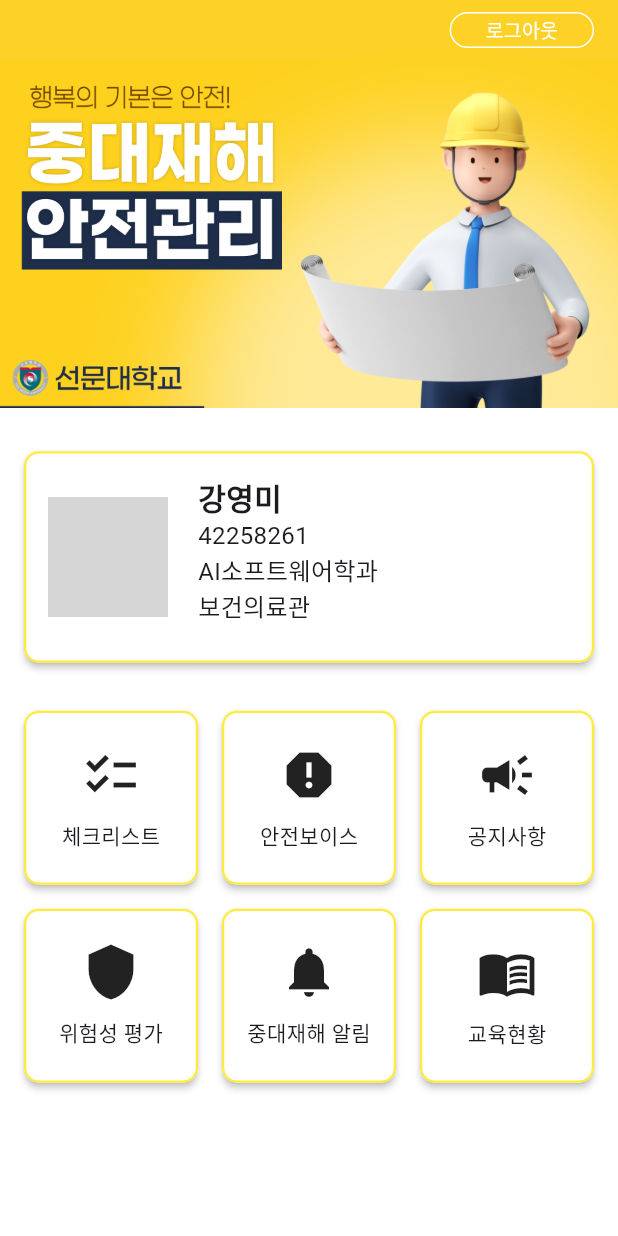
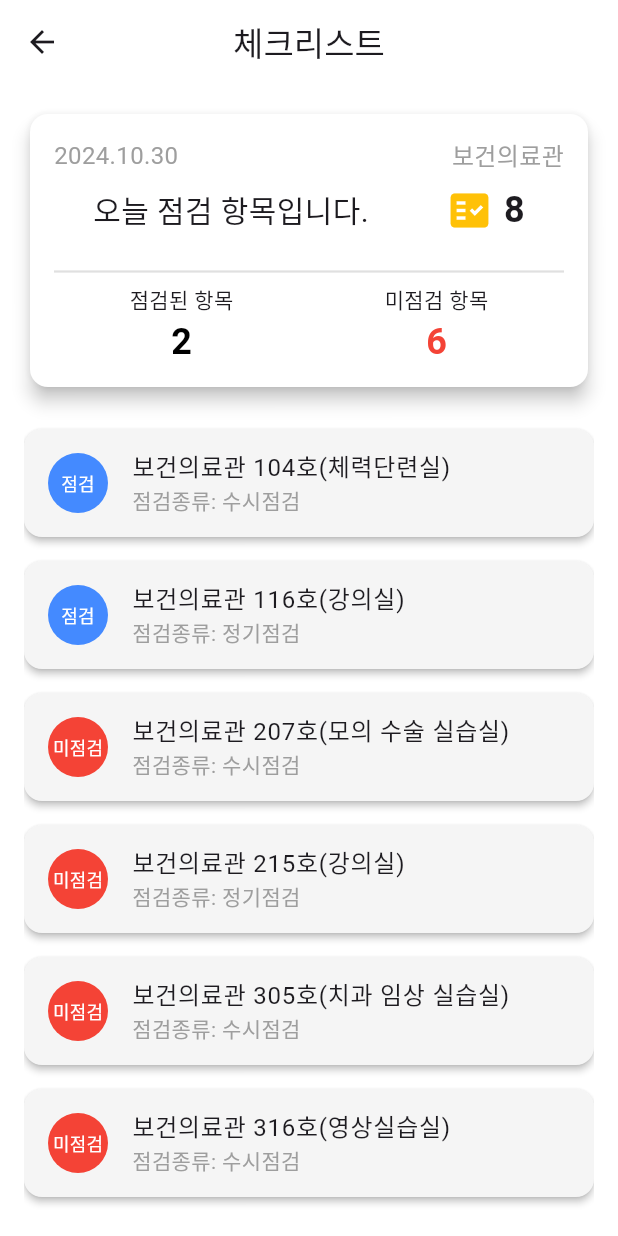
Before and after one commit to youngmi-k/major_disaster_manager-, a Flutter app: the HomeScreen screen opened directly, after a tap on "체크리스트", on a phone screen of 412 x 824 dp. Run offline on Flutter 3.47's test engine with Material 3 defaults, Android fonts, the phone set to English and light mode, and no system bars; our stand-ins replace image_picker; grey boxes are pictures that could not be loaded.

Commit message:
[youngmi] 체크리스트 구현

```diff
--- a/lib/home_screen.dart
+++ b/lib/home_screen.dart
@@ -1,6 +1,7 @@
 import 'package:flutter/material.dart';
 import 'package:untitled/page/notice_page.dart';
 import 'package:untitled/page/safetyVoice_page.dart';
+import 'package:untitled/page/checkList_page.dart';
 
 class HomeScreen extends StatelessWidget {
   @override
@@ -58,7 +59,10 @@ class HomeScreen extends StatelessWidget {
                   icon: Icons.checklist,
                   label: '체크리스트',
                   onPressed: () {
-                    // 체크리스트 버튼 클릭 시 액션
+                    Navigator.push(
+                      context,
+                      MaterialPageRoute(builder: (context) => ChecklistPage()),
+                    );
                   },
                 ),
                 MenuButton(
--- /dev/null
+++ b/lib/page/checkList_page.dart
@@ -0,0 +1,156 @@
+import 'package:flutter/material.dart';
+import 'package:intl/intl.dart';
+import 'package:untitled/page/checkListDetail_page.dart'; // ChecklistDetailPage 파일을 가져옵니다.
+
+class ChecklistPage extends StatefulWidget {
+  @override
+  _ChecklistPageState createState() => _ChecklistPageState();
+}
+
+class _ChecklistPageState extends State<ChecklistPage> {
+  @override
+  Widget build(BuildContext context) {
+    // 현재 날짜 가져오기
+    final String today = DateFormat('yyyy.MM.dd').format(DateTime.now());
+
+    return Scaffold(
+      backgroundColor: Colors.white,
+      appBar: AppBar(
+        title: Text('체크리스트'),
+        centerTitle: true,
+        backgroundColor: Colors.white,
+      ),
+      body: Padding(
+        padding: const EdgeInsets.all(16.0),
+        child: Column(
+          crossAxisAlignment: CrossAxisAlignment.stretch,
+          children: [
+            // 상단 점검 정보
+            Card(
+              color: Colors.white,
+              elevation: 5.0,
+              child: Padding(
+                padding: const EdgeInsets.all(16.0),
+                child: Column(
+                  children: [
+                    Row(
+                      mainAxisAlignment: MainAxisAlignment.spaceBetween,
+                      children: [
+                        Text(
+                          today, // 현재 날짜
+                          style: TextStyle(fontSize: 16, color: Colors.grey),
+                        ),
+                        Text(
+                          '보건의료관',
+                          style: TextStyle(fontSize: 16, color: Colors.grey),
+                        ),
+                      ],
+                    ),
+                    SizedBox(height: 8),
+                    Row(
+                      mainAxisAlignment: MainAxisAlignment.spaceAround,
+                      children: [
+                        Text('오늘 점검 항목입니다.', style: TextStyle(fontSize: 20)),
+                        Row(
+                          children: [
+                            Icon(Icons.fact_check, color: Colors.amber, size: 30),
+                            SizedBox(width: 8),
+                            Text(
+                              '8', // 점검 항목 숫자
+                              style: TextStyle(fontSize: 24, fontWeight: FontWeight.bold),
+                            ),
+                          ],
+                        ),
+                      ],
+                    ),
+                    SizedBox(height: 16),
+                    Divider(thickness: 1.5, color: Colors.grey.shade300),
+                    Row(
+                      mainAxisAlignment: MainAxisAlignment.spaceAround,
+                      children: [
+                        Expanded(
+                          child: _buildCounter('점검된 항목', 2, Colors.black),
+                        ),
+                        Expanded(
+                          child: _buildCounter('미점검 항목', 6, Colors.red),
+                        ),
+                      ],
+                    ),
+                  ],
+                ),
+              ),
+            ),
+            SizedBox(height: 16),
+            // 체크리스트 목록
+            Expanded(
+              child: ListView(
+                children: [
+                  _buildChecklistItem('보건의료관 104호(체력단련실)', '수시점검', true),
+                  _buildChecklistItem('보건의료관 116호(강의실)', '정기점검', true),
+                  _buildChecklistItem('보건의료관 207호(모의 수술 실습실)', '수시점검', false),
+                  _buildChecklistItem('보건의료관 215호(강의실)', '정기점검', false),
+                  _buildChecklistItem('보건의료관 305호(치과 임상 실습실)', '수시점검', false),
+                  _buildChecklistItem('보건의료관 316호(영상실습실)', '수시점검', false),
+                  _buildChecklistItem('보건의료관 403호(스프린트실)', '수시점검', false),
+                  _buildChecklistItem('보건의료관 410호(환자 관리학 강의실)', '수시점검', false),
+                ],
+              ),
+            ),
+          ],
+        ),
+      ),
+    );
+  }
+
+  Widget _buildCounter(String label, int count, Color color) {
+    return Column(
+      children: [
+        Text(label, style: TextStyle(fontSize: 14)),
+        SizedBox(height: 4),
+        RichText(
+          text: TextSpan(
+            style: TextStyle(fontSize: 24, fontWeight: FontWeight.bold, color: color),
+            children: [
+              TextSpan(
+                text: '$count',
+                style: TextStyle(color: color),
+              ),
+            ],
+          ),
+        ),
+      ],
+    );
+  }
+
+  Widget _buildChecklistItem(String title, String cycle, bool inspection) {
+    return Card(
+      color: Colors.grey.shade100,
+      elevation: 2.0,
+      margin: EdgeInsets.symmetric(vertical: 8),
+      child: ListTile(
+        leading: CircleAvatar(
+          backgroundColor: inspection ? Colors.blueAccent : Colors.red,
+          child: Text(
+            inspection ? '점검' : '미점검',
+            style: TextStyle(fontSize: 12, color: Colors.white),
+          ),
+        ),
+        title: Text(title),
+        subtitle: Text('점검종류: $cycle', style: TextStyle(color: Colors.grey)),
+        onTap: () {
+          Navigator.push(
+            context,
+            MaterialPageRoute(
+              builder: (context) => ChecklistDetailPage(
+                title: title,
+                inspection: inspection,
+              ),
+            ),
+          );
+        },
+      ),
+    );
+  }
+}
+
+void main() => runApp(MaterialApp(home: ChecklistPage()));
--- a/lib/page/notice_page.dart
+++ b/lib/page/notice_page.dart
@@ -8,7 +8,11 @@ class NoticePage extends StatelessWidget {
   @override
   Widget build(BuildContext context) {
     return Scaffold(
-      appBar: AppBar(title: Text('공지사항')),
+      backgroundColor: Colors.white,  // 배경색을 흰색으로 설정
+      appBar: AppBar(
+        title: Text('공지사항'),
+        centerTitle: true,
+        backgroundColor: Colors.white,),
       body: ListView.builder(
         itemCount: notices.length,
         itemBuilder: (context, index) {
@@ -16,6 +20,7 @@ class NoticePage extends StatelessWidget {
           return Padding(
             padding: const EdgeInsets.symmetric(vertical: 4.0, horizontal: 16.0),
             child: Card(
+              color: Colors.grey.shade100,
               child: ExpansionTile(
                 title: Text(notice.title),
                 subtitle: Text(notice.date),
@@ -38,9 +43,9 @@ class NoticePage extends StatelessWidget {
 
 // 공지사항 데이터 모델 정의
 class Notice {
-  final String title;
-  final String date;
-  final String content;
+  final String title; //제목
+  final String date; //작성일
+  final String content; //내용
 
   Notice({required this.title, required this.date, required this.content});
 }
--- a/lib/page/safetyVoice_page.dart
+++ b/lib/page/safetyVoice_page.dart
@@ -32,10 +32,12 @@ class _SafetyVoicePageState extends State<SafetyVoicePage> {
   @override
   Widget build(BuildContext context) {
     return Scaffold(
+      backgroundColor: Colors.white,
       resizeToAvoidBottomInset: true,  // 키보드가 올라왔을 때 화면이 조정되도록 설정
       appBar: AppBar(
         title: Text('안전보이스 작성'),
         centerTitle: true,
+        backgroundColor: Colors.white,
       ),
       body: SingleChildScrollView(
         padding: const EdgeInsets.all(16.0),
--- a/pubspec.yaml
+++ b/pubspec.yaml
@@ -32,6 +32,7 @@ dependencies:
     sdk: flutter
   http: ^1.2.2
   shared_preferences: ^2.3.2
+  permission_handler: ^10.2.0
   intl: ^0.19.0
   image_picker: ^1.1.2
   camera: ^0.11.0+2
```
Also changed, not shown: lib/page/checkListDetail_page.dart (added, +239 -0 lines), pubspec.lock, 2 other files.
